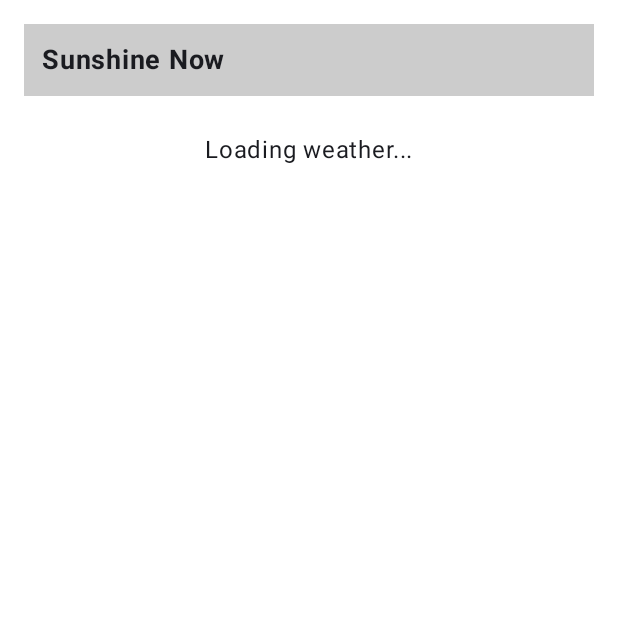
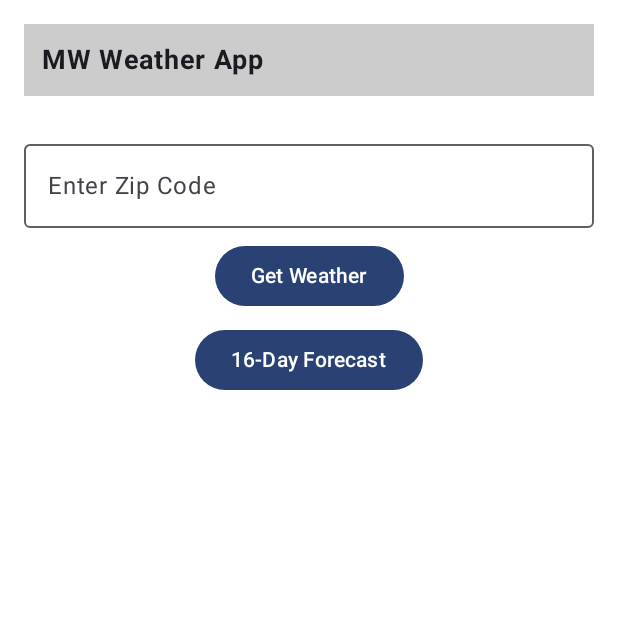
Before and after one commit to wayfroz/Mobile-Weather-App-, an Android app built with Jetpack Compose: the screen it shows after launch (MainActivity), on a phone screen of 412 x 824 dp, the top half of it. Run offline under Robolectric (Android 15) with nearby library versions, the phone set to English and light mode, and no system bars; our stand-ins replace livedata-compose.

Commit message:
Assignment 3 Initial

```diff
--- a/app/build.gradle.kts
+++ b/app/build.gradle.kts
@@ -2,7 +2,7 @@ plugins {
     alias(libs.plugins.android.application)
     alias(libs.plugins.kotlin.android)
     alias(libs.plugins.kotlin.compose)
-    id("kotlinx-serialization")
+    id("org.jetbrains.kotlin.plugin.serialization")
 }
 
 android {
@@ -44,6 +44,8 @@ android {
 
 dependencies {
     // Retrofit + Kotlin Serialization
+    implementation("org.jetbrains.kotlinx:kotlinx-serialization-json:1.6.0")
+    implementation("com.jakewharton.retrofit:retrofit2-kotlinx-serialization-converter:0.8.0")
     implementation(libs.retrofit)
     implementation(libs.retrofit.kotlin.serialization)
     implementation(libs.kotlinx.serialization.json)
--- a/app/src/main/java/com/example/uniqueweatherapp/MainActivity.kt
+++ b/app/src/main/java/com/example/uniqueweatherapp/MainActivity.kt
@@ -1,29 +1,31 @@
 package com.example.uniqueweatherapp
 
+import android.content.Intent
 import android.os.Bundle
+import android.widget.Toast
 import androidx.activity.ComponentActivity
 import androidx.activity.compose.setContent
 import androidx.activity.enableEdgeToEdge
 import androidx.compose.foundation.Image
 import androidx.compose.foundation.background
 import androidx.compose.foundation.layout.*
-import androidx.compose.material3.Scaffold
-import androidx.compose.material3.Text
+import androidx.compose.foundation.text.KeyboardOptions
+import androidx.compose.material3.*
 import androidx.compose.runtime.*
 import androidx.compose.runtime.livedata.observeAsState
 import androidx.compose.ui.Alignment
 import androidx.compose.ui.Modifier
 import androidx.compose.ui.graphics.Color
+import androidx.compose.ui.platform.LocalContext
 import androidx.compose.ui.res.painterResource
 import androidx.compose.ui.res.stringResource
 import androidx.compose.ui.text.font.FontWeight
-import androidx.compose.ui.tooling.preview.Preview
+import androidx.compose.ui.text.input.KeyboardType
 import androidx.compose.ui.unit.dp
 import androidx.compose.ui.unit.sp
 import androidx.lifecycle.viewmodel.compose.viewModel
 import com.example.uniqueweatherapp.ui.theme.UniqueWeatherAppTheme
 import com.example.uniqueweatherapp.viewmodel.WeatherViewModel
-import com.example.uniqueweatherapp.R
 
 class MainActivity : ComponentActivity() {
     override fun onCreate(savedInstanceState: Bundle?) {
@@ -43,10 +45,8 @@ class MainActivity : ComponentActivity() {
 fun WeatherScreen(modifier: Modifier = Modifier) {
     val viewModel: WeatherViewModel = viewModel()
     val weather by viewModel.weather.observeAsState()
-
-    LaunchedEffect(Unit) {
-        viewModel.fetchWeather("St. Paul", "a1160aed969479de39cbe27819c9de63")
-    }
+    val context = LocalContext.current
+    var zipCode by remember { mutableStateOf("") }
 
     Column(
         modifier = modifier
@@ -54,7 +54,6 @@ fun WeatherScreen(modifier: Modifier = Modifier) {
             .background(Color.White)
             .padding(16.dp)
     ) {
-        // Top Bar
         Text(
             text = stringResource(R.string.app_name),
             modifier = Modifier
@@ -67,18 +66,54 @@ fun WeatherScreen(modifier: Modifier = Modifier) {
 
         Spacer(modifier = Modifier.height(24.dp))
 
+        OutlinedTextField(
+            value = zipCode,
+            onValueChange = {
+                if (it.length <= 5 && it.all(Char::isDigit)) zipCode = it
+            },
+            label = { Text(stringResource(R.string.enter_zip_code)) },
+            keyboardOptions = KeyboardOptions.Default.copy(keyboardType = KeyboardType.Number),
+            singleLine = true,
+            modifier = Modifier.fillMaxWidth()
+        )
+
+        Spacer(modifier = Modifier.height(8.dp))
+
+        Button(
+            onClick = {
+                if (zipCode.length == 5) {
+                    viewModel.fetchWeather(zipCode, "a1160aed969479de39cbe27819c9de63")
+                } else {
+                    Toast.makeText(context, context.getString(R.string.invalid_zip), Toast.LENGTH_SHORT).show()
+                }
+            },
+            modifier = Modifier.align(Alignment.CenterHorizontally)
+        ) {
+            Text(text = stringResource(R.string.get_weather))
+        }
+
+        Spacer(modifier = Modifier.height(8.dp))
+
+        Button(
+            onClick = {
+                if (zipCode.length == 5) {
+                    val intent = Intent(context, com.example.uniqueweatherapp.ui.ForecastActivity::class.java)
+                    intent.putExtra("ZIP_CODE", zipCode)
+                    context.startActivity(intent)
+                } else {
+                    Toast.makeText(context, context.getString(R.string.invalid_zip), Toast.LENGTH_SHORT).show()
+                }
+            },
+            modifier = Modifier.align(Alignment.CenterHorizontally)
+        ) {
+            Text(text = stringResource(R.string.forecast_label))
+        }
+
+        Spacer(modifier = Modifier.height(24.dp))
+
         weather?.let {
-            // City Name
-            Text(
-                text = it.name,
-                fontSize = 20.sp,
-                fontWeight = FontWeight.Bold,
-                modifier = Modifier.align(Alignment.CenterHorizontally)
-            )
-
+            Text(text = it.name, fontSize = 20.sp, fontWeight = FontWeight.Bold, modifier = Modifier.align(Alignment.CenterHorizontally))
             Spacer(modifier = Modifier.height(16.dp))
-
-            // Temperature and Icon
             Row(
                 verticalAlignment = Alignment.CenterVertically,
                 horizontalArrangement = Arrangement.Center,
@@ -89,43 +124,24 @@ fun WeatherScreen(modifier: Modifier = Modifier) {
                     fontSize = 48.sp,
                     fontWeight = FontWeight.Bold
                 )
-
                 Spacer(modifier = Modifier.width(24.dp))
-
                 Image(
                     painter = painterResource(id = R.drawable.sun),
                     contentDescription = stringResource(R.string.sunny_icon),
                     modifier = Modifier.size(48.dp)
                 )
             }
-
             Spacer(modifier = Modifier.height(8.dp))
-
-            // Feels like
             Text(
                 text = stringResource(R.string.feels_like_format, it.main.feelsLike),
                 fontSize = 16.sp,
                 modifier = Modifier.align(Alignment.CenterHorizontally)
             )
-
             Spacer(modifier = Modifier.height(32.dp))
-
             Column {
                 Text(text = stringResource(R.string.humidity_format, it.main.humidity))
                 Text(text = stringResource(R.string.pressure_format, it.main.pressure))
             }
-        } ?: Text(
-            text = "Loading weather...",
-            fontSize = 16.sp,
-            modifier = Modifier.align(Alignment.CenterHorizontally)
-        )
+        }
     }
 }
-
-@Preview(showBackground = true)
-@Composable
-fun WeatherScreenPreview() {
-    UniqueWeatherAppTheme {
-        WeatherScreen()
-    }
-}
--- a/app/src/main/java/com/example/uniqueweatherapp/network/WeatherApiClient.kt
+++ b/app/src/main/java/com/example/uniqueweatherapp/network/WeatherApiClient.kt
@@ -7,7 +7,7 @@ import retrofit2.Retrofit
 import retrofit2.converter.kotlinx.serialization.asConverterFactory
 
 object WeatherApiClient {
-    private const val BASE_URL = "https://api.openweathermap.org/"
+    private const val BASE_URL = "https://api.openweathermap.org/data/2.5/"
 
     @OptIn(ExperimentalSerializationApi::class)
     val retrofit: Retrofit = Retrofit.Builder()
--- a/app/src/main/java/com/example/uniqueweatherapp/network/WeatherApiService.kt
+++ b/app/src/main/java/com/example/uniqueweatherapp/network/WeatherApiService.kt
@@ -1,14 +1,23 @@
 package com.example.uniqueweatherapp.network
 
+import ForecastResponse
 import com.example.uniqueweatherapp.model.WeatherResponse
 import retrofit2.http.GET
 import retrofit2.http.Query
 
 interface WeatherApiService {
-    @GET("data/2.5/weather")
-    suspend fun getWeatherByCity(
-        @Query("q") city: String,
+
+    @GET("weather")
+    suspend fun getCurrentWeather(
+        @Query("zip") zip: String,
         @Query("appid") apiKey: String,
-        @Query("units") units: String = "imperial"
+        @Query("units") units: String = "metric"
     ): WeatherResponse
+
+    @GET("forecast")
+    suspend fun getForecast(
+        @Query("zip") zip: String,
+        @Query("appid") apiKey: String,
+        @Query("units") units: String = "metric"
+    ): ForecastResponse
 }
--- a/app/src/main/java/com/example/uniqueweatherapp/viewmodel/WeatherViewModel.kt
+++ b/app/src/main/java/com/example/uniqueweatherapp/viewmodel/WeatherViewModel.kt
@@ -17,7 +17,7 @@ class WeatherViewModel : ViewModel() {
     fun fetchWeather(city: String, apiKey: String) {
         viewModelScope.launch {
             try {
-                val response = WeatherApiClient.weatherApiService.getWeatherByCity(city, apiKey)
+                val response = WeatherApiClient.weatherApiService.getCurrentWeather(city, apiKey)
                 _weather.value = response
                 Log.d("WeatherViewModel", "Weather fetched successfully for $city")
             } catch (e: Exception) {
--- a/app/src/main/res/values/strings.xml
+++ b/app/src/main/res/values/strings.xml
@@ -1,15 +1,12 @@
 <resources>
-    <string name="app_name">Sunshine Now</string>
-    <string name="city_name">St. Paul, MN</string>
-    <string name="temp">72°</string>
-    <string name="feels_like">Feels like 78°</string>
-    <string name="low">Low 65°</string>
-    <string name="high">High 80°</string>
-    <string name="humidity">Humidity 100%</string>
-    <string name="pressure">Pressure 1023 hPa</string>
-    <string name="sunny_icon">Sunny weather icon</string>
-    <string name="temp_format">Temperature: %.1f°F</string>
-    <string name="feels_like_format">Feels like: %.1f°F</string>
-    <string name="humidity_format">Humidity: %d%%</string>
-    <string name="pressure_format">Pressure: %d hPa</string>
+    <string name="app_name">MW Weather App</string>
+    <string name="enter_zip_code">Enter Zip Code</string>
+    <string name="get_weather">Get Weather</string>
+    <string name="forecast_label">16-Day Forecast</string>
+    <string name="invalid_zip">Invalid Zip Code</string>
+    <string name="temp_format">%.1f°C</string>
+    <string name="feels_like_format">Feels like %.1f°C</string>
+    <string name="humidity_format">Humidity: %1$d%%</string>
+    <string name="pressure_format">Pressure: %1$d hPa</string>
+    <string name="sunny_icon">Sunny icon</string>
 </resources>
```
Also changed, not shown: app/src/main/AndroidManifest.xml (+4 -3 lines), app/src/main/java/com/example/uniqueweatherapp/model/ForecastItem.kt (added, +7 -0 lines), app/src/main/java/com/example/uniqueweatherapp/model/ForecastResponse.kt (added, +26 -0 lines), app/src/main/java/com/example/uniqueweatherapp/ui/ForecastActivity.kt (added, +94 -0 lines), app/src/main/java/com/example/uniqueweatherapp/viewmodel/ForecastViewModel.kt (added, +43 -0 lines).
